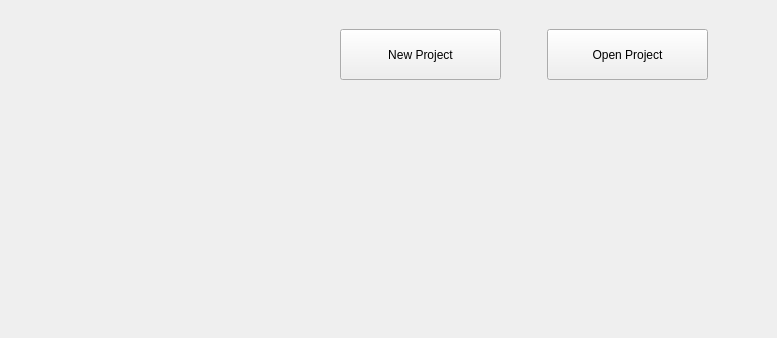
Above: Editor/CustomWidgets/panelmainmenu.ui from RPG-Paper-Maker/RPG-Paper-Maker before the change. Below: the same form after it.
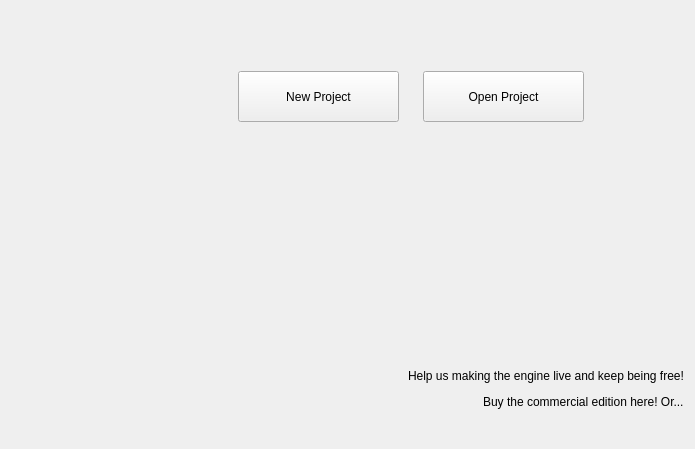
That is the form after the change. Icons and pictures are not drawn. Custom widgets are drawn as their Qt base class.

Commit message: Patreon button + buy commercial edition link

Patch:
```diff
--- a/Editor/CustomWidgets/panelmainmenu.ui
+++ b/Editor/CustomWidgets/panelmainmenu.ui
@@ -6,62 +6,57 @@
    <rect>
     <x>0</x>
     <y>0</y>
-    <width>777</width>
-    <height>338</height>
+    <width>695</width>
+    <height>449</height>
    </rect>
   </property>
   <property name="windowTitle">
    <string>Form</string>
   </property>
-  <layout class="QGridLayout" name="gridLayout_2">
+  <layout class="QGridLayout" name="gridLayout">
    <item row="0" column="0">
-    <layout class="QGridLayout" name="gridLayout" columnstretch="1,0">
-     <item row="0" column="0">
-      <widget class="PanelRecentProjects" name="panelRecentProjects" native="true"/>
+    <layout class="QHBoxLayout" name="horizontalLayout" stretch="1,0">
+     <item>
+      <widget class="PanelRecentProjects" name="panelRecentProjects" native="true">
+       <property name="minimumSize">
+        <size>
+         <width>0</width>
+         <height>0</height>
+        </size>
+       </property>
+      </widget>
      </item>
-     <item row="0" column="1">
-      <widget class="QWidget" name="widget" native="true">
-       <layout class="QGridLayout" name="gridLayout_4">
-        <item row="0" column="0">
-         <layout class="QGridLayout" name="gridLayout_3" rowstretch="0,0">
-          <item row="1" column="0">
-           <spacer name="verticalSpacer">
+     <item>
+      <layout class="QVBoxLayout" name="verticalLayout" stretch="0,0,1,0,0,0">
+       <item>
+        <spacer name="verticalSpacer_3">
             <property name="orientation">
              <enum>Qt::Vertical</enum>
             </property>
             <property name="sizeHint" stdset="0">
              <size>
-              <width>20</width>
-              <height>40</height>
+           <width>398</width>
+           <height>60</height>
              </size>
             </property>
            </spacer>
           </item>
-          <item row="0" column="0">
-           <widget class="QWidget" name="widget_2" native="true">
-            <layout class="QGridLayout" name="gridLayout_6">
-             <property name="bottomMargin">
-              <number>9</number>
-             </property>
-             <item row="0" column="0">
-              <layout class="QGridLayout" name="gridLayout_5" columnstretch="1,0,0,0,1">
-               <property name="bottomMargin">
-                <number>25</number>
-               </property>
-               <item row="0" column="0">
-                <spacer name="horizontalSpacer">
+       <item>
+        <layout class="QHBoxLayout" name="horizontalLayout_5">
+         <item>
+          <spacer name="horizontalSpacer_6">
                  <property name="orientation">
                   <enum>Qt::Horizontal</enum>
                  </property>
                  <property name="sizeHint" stdset="0">
                   <size>
                    <width>40</width>
-                   <height>20</height>
+             <height>38</height>
                   </size>
                  </property>
                 </spacer>
                </item>
-               <item row="0" column="1">
+         <item>
                 <widget class="QPushButton" name="pushButtonNewProject">
                  <property name="enabled">
                   <bool>true</bool>
@@ -93,7 +88,20 @@
                  </property>
                 </widget>
                </item>
-               <item row="0" column="3">
+         <item>
+          <spacer name="horizontalSpacer_7">
+           <property name="orientation">
+            <enum>Qt::Horizontal</enum>
+           </property>
+           <property name="sizeHint" stdset="0">
+            <size>
+             <width>18</width>
+             <height>48</height>
+            </size>
+           </property>
+          </spacer>
+         </item>
+         <item>
                 <widget class="QPushButton" name="pushButtonOpenProject">
                  <property name="minimumSize">
                   <size>
@@ -110,41 +118,103 @@
                  </property>
                 </widget>
                </item>
-               <item row="0" column="2">
-                <spacer name="horizontalSpacer_2">
+         <item>
+          <spacer name="horizontalSpacer_8">
                  <property name="orientation">
                   <enum>Qt::Horizontal</enum>
                  </property>
                  <property name="sizeHint" stdset="0">
                   <size>
-                   <width>40</width>
-                   <height>20</height>
+             <width>100</width>
+             <height>48</height>
                   </size>
                  </property>
                 </spacer>
                </item>
-               <item row="0" column="4">
-                <spacer name="horizontalSpacer_3">
+        </layout>
+       </item>
+       <item>
+        <spacer name="verticalSpacer_4">
                  <property name="orientation">
+          <enum>Qt::Vertical</enum>
+         </property>
+         <property name="sizeHint" stdset="0">
+          <size>
+           <width>428</width>
+           <height>98</height>
+          </size>
+         </property>
+        </spacer>
+       </item>
+       <item>
+        <layout class="QHBoxLayout" name="horizontalLayout_3" stretch="1,0">
+         <item>
+          <spacer name="horizontalSpacer_9">
+           <property name="orientation">
                   <enum>Qt::Horizontal</enum>
                  </property>
                  <property name="sizeHint" stdset="0">
                   <size>
-                   <width>40</width>
+             <width>88</width>
                    <height>20</height>
                   </size>
                  </property>
                 </spacer>
                </item>
-              </layout>
-             </item>
-            </layout>
+         <item>
+          <widget class="QLabel" name="label_2">
+           <property name="text">
+            <string>Help us making the engine live and keep being free!</string>
+           </property>
+          </widget>
+         </item>
+        </layout>
+       </item>
+       <item>
+        <layout class="QHBoxLayout" name="horizontalLayout_7" stretch="1,0">
+         <item>
+          <spacer name="horizontalSpacer_12">
+           <property name="orientation">
+            <enum>Qt::Horizontal</enum>
+           </property>
+           <property name="sizeHint" stdset="0">
+            <size>
+             <width>88</width>
+             <height>20</height>
+            </size>
+           </property>
+          </spacer>
+         </item>
+         <item>
+          <widget class="QLabel" name="labelCommercial">
+           <property name="text">
+            <string>Buy the commercial edition here! Or...</string>
+           </property>
            </widget>
           </item>
          </layout>
         </item>
-       </layout>
-      </widget>
+       <item>
+        <layout class="QHBoxLayout" name="horizontalLayout_6" stretch="1,0">
+         <item>
+          <spacer name="horizontalSpacer_10">
+           <property name="orientation">
+            <enum>Qt::Horizontal</enum>
+           </property>
+           <property name="sizeHint" stdset="0">
+            <size>
+             <width>68</width>
+             <height>20</height>
+            </size>
+           </property>
+          </spacer>
+         </item>
+         <item>
+          <widget class="WidgetButtonImage" name="widgetPatreon" native="true"/>
+         </item>
+        </layout>
+       </item>
+      </layout>
      </item>
     </layout>
    </item>
@@ -157,6 +227,12 @@
    <header>panelrecentprojects.h</header>
    <container>1</container>
   </customwidget>
+  <customwidget>
+   <class>WidgetButtonImage</class>
+   <extends>QWidget</extends>
+   <header>widgetbuttonimage.h</header>
+   <container>1</container>
+  </customwidget>
  </customwidgets>
  <resources>
   <include location="../ressources.qrc"/>
```
Lines whose indentation alone changed are shown as unchanged. The commit also changes 12 other files.
